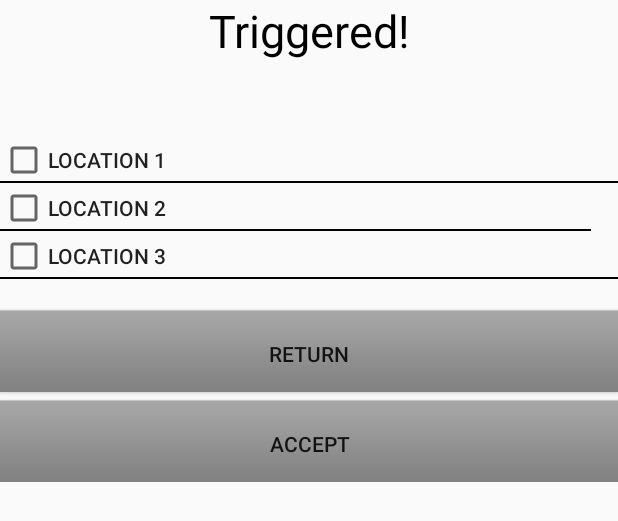
After one commit to vinv1n/ACP, an Android app: the layout activity_settings.xml on its own in the app's theme, with its tools: preview values and no code run, on a phone screen of 412 x 824 dp. The commit adds this screen. Shown: the top 521 px of the screen. Run offline under Robolectric (Android 15) with nearby library versions, the phone set to English and light mode, and no system bars.

Commit message:
Upgraded functionality

```diff
--- a/app/build.gradle
+++ b/app/build.gradle
@@ -2,7 +2,7 @@ apply plugin: 'com.android.application'
 
 android {
     compileSdkVersion 26
-    buildToolsVersion '25.0.0'
+    buildToolsVersion '26.0.2'
     defaultConfig {
         applicationId "com.example.vinvin.test"
         minSdkVersion 23
--- /dev/null
+++ b/app/src/main/res/drawable/textlines.xml
@@ -0,0 +1,16 @@
+<?xml version="1.0" encoding="utf-8"?>
+<layer-list xmlns:android="http://schemas.android.com/apk/res/android" >
+
+<item
+    android:bottom="1dp"
+    android:left="-2dp"
+    android:right="-2dp"
+    android:top="-2dp">
+    <shape
+        android:shape="rectangle">
+        <stroke android:width="1dp" android:color="#000000" />
+        <solid android:color="#00000000" />
+    </shape>
+</item>
+
+</layer-list>
--- /dev/null
+++ b/app/src/main/res/layout/activity_settings.xml
@@ -0,0 +1,61 @@
+<?xml version="1.0" encoding="utf-8"?>
+<LinearLayout xmlns:android="http://schemas.android.com/apk/res/android"
+    xmlns:tools="http://schemas.android.com/tools"
+    android:layout_width="match_parent"
+    android:orientation="vertical"
+    android:layout_height="wrap_content">
+
+    <TextView
+        android:layout_width="match_parent"
+        android:layout_height="match_parent"
+        android:text="Triggered!"
+        android:textAlignment="center"
+        android:textColor="@android:color/black"
+        android:textSize="30dp" />
+
+    <CheckBox
+        style="@style/TextAppearance.AppCompat.Widget.Button"
+        android:id="@+id/checkBox"
+        android:layout_width="match_parent"
+        android:layout_height="wrap_content"
+        android:background="@drawable/textlines"
+        android:layout_marginTop="50dp"
+        android:layout_weight="1"
+        android:text="Location 1" />
+
+    <CheckBox
+        android:id="@+id/checkBox2"
+        style="@style/TextAppearance.AppCompat.Widget.Button"
+        android:layout_width="394dp"
+        android:layout_height="wrap_content"
+        android:layout_weight="1"
+        android:background="@drawable/textlines"
+        android:text="Location 2" />
+
+    <CheckBox
+        style="@style/TextAppearance.AppCompat.Widget.Button"
+        android:id="@+id/checkBox3"
+        android:layout_width="match_parent"
+        android:layout_height="wrap_content"
+        android:background="@drawable/textlines"
+        android:layout_weight="1"
+        android:text="Location 3" />
+    <Button
+        style="@android:style/ButtonBar"
+        android:layout_marginTop="20dp"
+        android:id="@+id/exit_button"
+        android:layout_width="match_parent"
+        android:layout_height="wrap_content"
+        android:text="Return"
+        android:textAlignment="center"/>
+    <Button
+        style="@android:style/ButtonBar"
+        android:id="@+id/accept_button"
+        android:layout_marginTop="5dp"
+        android:layout_width="match_parent"
+        android:layout_height="match_parent"
+        android:text="Accept"
+        android:textAlignment="center"
+        android:visibility="visible"/>
+
+</LinearLayout>
--- a/build.gradle
+++ b/build.gradle
@@ -5,7 +5,7 @@ buildscript {
         jcenter()
     }
     dependencies {
-        classpath 'com.android.tools.build:gradle:2.3.3'
+        classpath 'com.android.tools.build:gradle:3.0.0'
 
         // NOTE: Do not place your application dependencies here; they belong
         // in the individual module build.gradle files
```
Also changed, not shown: app/src/main/java/com/example/vinvin/test/MainActivity.java (+88 -6 lines), app/src/main/res/layout/activity_main.xml (+4 -3 lines), app/src/main/res/menu/main_menu.xml (added, +27 -0 lines), gradle/wrapper/gradle-wrapper.properties, 77 other files.
